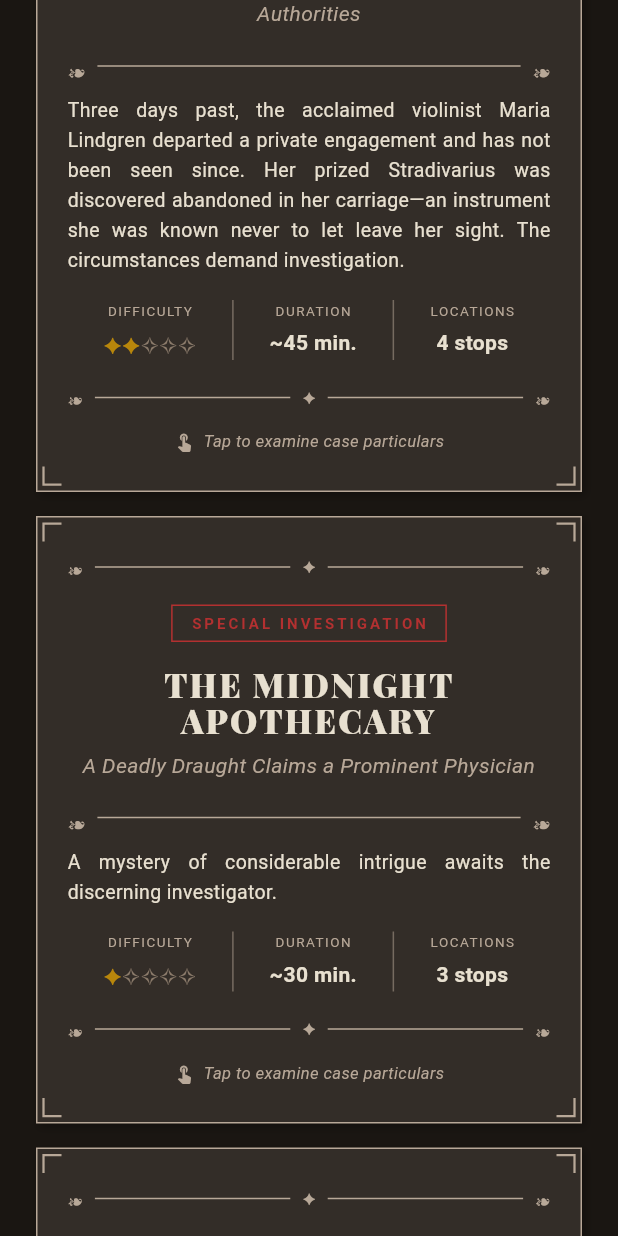
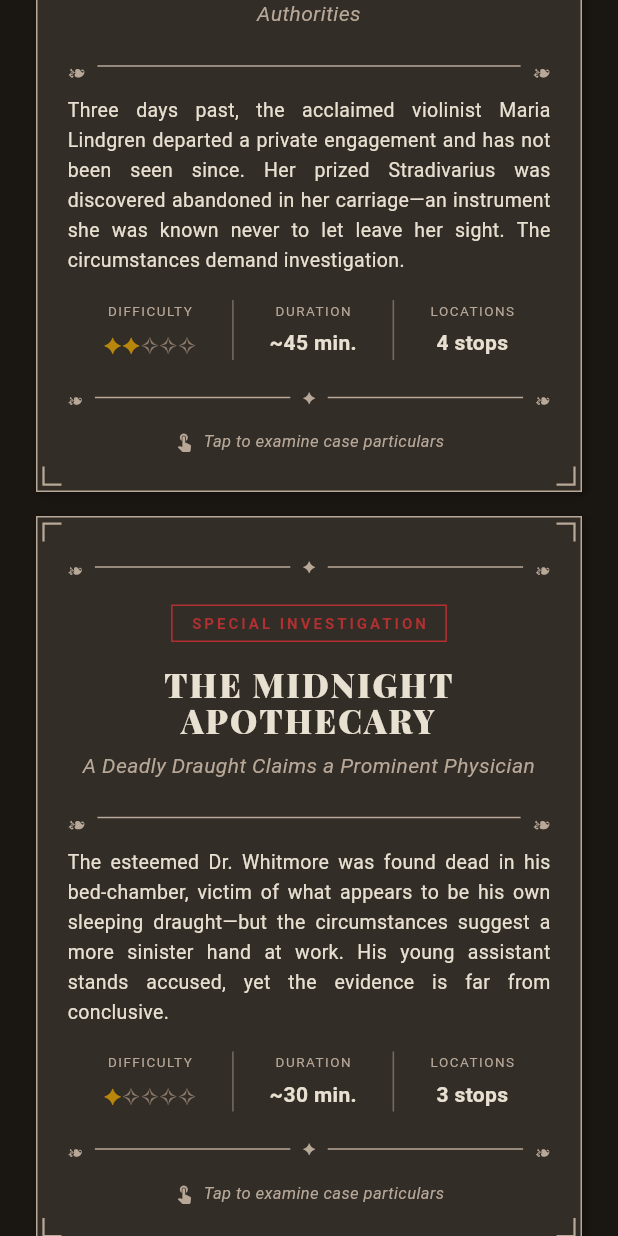
Before and after one commit to raisanen/hue_and_cry, a Flutter app: the screen it shows after launch, scrolled down 576 dp, on a phone screen of 412 x 824 dp. Run offline on Flutter 3.47's test engine with Material 3 defaults, Android fonts, the phone set to English and light mode, and no system bars; our stand-ins replace dio, flutter_map, flutter_riverpod, freezed_annotation, geolocator, go_router and 3 more; accounts and stored records are empty; Roboto replaces fonts that are missing (Old Standard Tt).

Commit message:
Load teasers from JSON files

```diff
--- a/assets/cases/dockside_conspiracy.json
+++ b/assets/cases/dockside_conspiracy.json
@@ -2,6 +2,7 @@
   "id": "dockside_conspiracy",
   "title": "THE DOCKSIDE CONSPIRACY",
   "subtitle": "Murder and Smuggling at the Merchant's Wharf",
+  "teaser": "The morning tide revealed a grisly discovery: customs inspector Cornelius Blackwood, throat cut, weighted with chains. He was close to exposing a smuggling ring—now he is silenced forever. The conspiracy runs deeper than the harbour itself.",
   "briefing": "═══════════════════════════════════════════════════════════════════════════\n\n                    ❧ BODY FOUND AT DAWN ❧\n                        \nThe morning tide revealed a grisly discovery at MERCHANT'S WHARF: \nthe body of customs inspector CORNELIUS BLACKWOOD, throat cut, \nweighted with chains and anchored to a pier post.\n\nMr. Blackwood was known as an incorruptible officer who had spent \nmonths investigating a smuggling ring operating from the docks. His \ncolleagues report he was close to identifying the ringleader—a \nrevelation that would have exposed wealthy merchants and powerful \nfigures.\n\nNow he is silenced forever.\n\nThe dockyards are a world unto themselves—longshoremen, sailors, \nmerchants, and criminals intermingle in the shadow of great ships. \nTrust is scarce, and loose tongues have a way of getting their \nowners killed.\n\nNavigate this treacherous world carefully, investigator. The \nconspiricy runs deeper than the harbor itself.\n\n═══════════════════════════════════════════════════════════════════════════\n",
   "difficulty": 3,
   "estimatedMinutes": 60,
--- a/assets/cases/midnight_apothecary.json
+++ b/assets/cases/midnight_apothecary.json
@@ -2,6 +2,7 @@
   "id": "midnight_apothecary",
   "title": "THE MIDNIGHT APOTHECARY",
   "subtitle": "A Deadly Draught Claims a Prominent Physician",
+  "teaser": "The esteemed Dr. Whitmore was found dead in his bed-chamber, victim of what appears to be his own sleeping draught—but the circumstances suggest a more sinister hand at work. His young assistant stands accused, yet the evidence is far from conclusive.",
   "briefing": "═══════════════════════════════════════════════════════════════════════════\n\n                    ❧ POISONING MOST FOUL ❧\n                        \nDr. JAMES WHITMORE, esteemed physician and pillar of the community, \nwas discovered lifeless in his study yesterday morning. The good \ndoctor had retired early, complaining of a headache, and requested \na sleeping draught from the local apothecary.\n\nBy dawn, he was dead. The constabulary have arrested Mr. THOMAS \nGREENE, the young apothecary's assistant who prepared the fatal \nmixture, charging him with murder by poison.\n\nYet whispers circulate through the district that all is not as it \nseems. Dr. Whitmore had enemies—patients who blamed him for failed \ntreatments, colleagues jealous of his reputation, and rumors of a \nscandal involving the doctor's young wife.\n\nWas this truly a case of negligent poisoning, or did someone \ndeliberately tamper with the doctor's medicine?\n\nThe truth awaits a discerning investigator.\n\n═══════════════════════════════════════════════════════════════════════════\n",
   "difficulty": 1,
   "estimatedMinutes": 30,
--- a/assets/cases/seance_murders.json
+++ b/assets/cases/seance_murders.json
@@ -2,6 +2,7 @@
   "id": "seance_murders",
   "title": "THE SÉANCE MURDERS",
   "subtitle": "Death Haunts the Parlour of Madame Zelenska",
+  "teaser": "Two deaths in as many weeks at the séances of Madame Zelenska! The faithful whisper of curses and vengeful spirits—but you suspect something far more earthly. Behind the theatrical trickery lies a calculating killer with £200,000 at stake.",
   "briefing": "═══════════════════════════════════════════════════════════════════════════\n\n                    ❧ SPIRITS OF VENGEANCE ❧\n                        \nTwo deaths in as many weeks at the home of MADAME ZELENSKA, the \nfamed spiritualist medium whose séances have captivated high \nsociety!\n\nFirst, the elderly BARON ASHWORTH collapsed during a summoning \nof his late wife's spirit—his heart gave out, so said the \nphysician. Then, just days ago, his nephew CHARLES ASHWORTH \nfell dead at the very same table, foam upon his lips and terror \nin his eyes.\n\nThe faithful whisper of curses and vengeful spirits. The \nskeptical mutter of coincidence. But YOU suspect something \nfar more earthly: murder most calculated.\n\nThe Ashworth fortune—some £200,000—now passes to the Baron's \nwidowed daughter-in-law. The séance attendees include devoted \nbelievers and bitter skeptics alike. And Madame Zelenska's \npast is shrouded in mystery.\n\nPenetrate the veil of deception, investigator. The spirits \nmay be false, but the danger is very real.\n\n═══════════════════════════════════════════════════════════════════════════\n",
   "difficulty": 4,
   "estimatedMinutes": 75,
--- a/assets/cases/vanishing_violinist.json
+++ b/assets/cases/vanishing_violinist.json
@@ -2,6 +2,7 @@
   "id": "vanishing_violinist",
   "title": "THE VANISHING VIOLINIST",
   "subtitle": "A Most Peculiar Disappearance Confounds the Authorities",
+  "teaser": "Three days past, the acclaimed violinist Maria Lindgren departed a private engagement and has not been seen since. Her prized Stradivarius was discovered abandoned in her carriage—an instrument she was known never to let leave her sight. The circumstances demand investigation.",
   "briefing": "═══════════════════════════════════════════════════════════════════════════\n\n                    ❧ EXTRAORDINARY DISAPPEARANCE ❧\n                        \nThree days past, the acclaimed violinist MARIA LINDGREN was last seen \ndeparting a private engagement at the residence of Lord Ashworth. The \ncelebrated musician, known throughout the city for her haunting \nperformances of Paganini's Caprices, has vanished without trace.\n\nHer husband, Mr. ERIK LINDGREN, a merchant of respectable standing, has \nposted a reward of FIFTY POUNDS for information leading to her safe \nreturn. \"My beloved wife would never abandon her music,\" Mr. Lindgren \nstated to this correspondent, his voice thick with apparent grief.\n\nThe constabulary report no signs of foul play at the scene, yet the \ncircumstances remain passing strange. Mrs. Lindgren's prized Stradivarius \nviolin was found abandoned in the carriage she had engaged for the \nevening—an instrument she was known never to let leave her sight.\n\nINVESTIGATORS ARE ENCOURAGED to make enquiries at establishments \nfrequented by the missing woman, and to interview those who knew \nher habits most intimately.\n\nThe game is afoot!\n\n═══════════════════════════════════════════════════════════════════════════\n",
   "difficulty": 2,
   "estimatedMinutes": 45,
--- a/lib/models/case_template.dart
+++ b/lib/models/case_template.dart
@@ -24,6 +24,9 @@ class CaseTemplate with _$CaseTemplate {
 
     /// Subtitle/tagline for the case
     required String subtitle,
+
+    /// Short teaser text for the case listing (newspaper prose style)
+    required String teaser,
 
     /// Opening briefing text presented to the player
     required String briefing,
--- a/lib/screens/home_screen.dart
+++ b/lib/screens/home_screen.dart
@@ -242,7 +242,7 @@ class HomeScreen extends ConsumerWidget {
             padding: const EdgeInsets.only(bottom: 16),
             child: CaseCard(
               caseTemplate: caseTemplate,
-              teaser: _getCaseTeaser(caseTemplate.id),
+              teaser: caseTemplate.teaser,
               onTap: () => _showCaseDetails(context, caseTemplate),
             ),
           );
@@ -267,21 +267,6 @@ class HomeScreen extends ConsumerWidget {
         context.push('/case/${caseTemplate.id}/setup');
       },
     );
-  }
-
-  String _getCaseTeaser(String caseId) {
-    // Teaser text for each case in newspaper prose style
-    const teasers = {
-      'vanishing_violinist':
-          'Three days past, the acclaimed violinist Maria Lindgren departed '
-              'a private engagement and has not been seen since. Her prized '
-              'Stradivarius was discovered abandoned in her carriage—an '
-              'instrument she was known never to let leave her sight. The '
-              'circumstances demand investigation.',
-    };
-
-    return teasers[caseId] ??
-        'A mystery of considerable intrigue awaits the discerning investigator.';
   }
 
   Widget _buildFooter(
```
Also changed, not shown: lib/models/case_template.freezed.dart, lib/models/case_template.g.dart, 2 other files.
